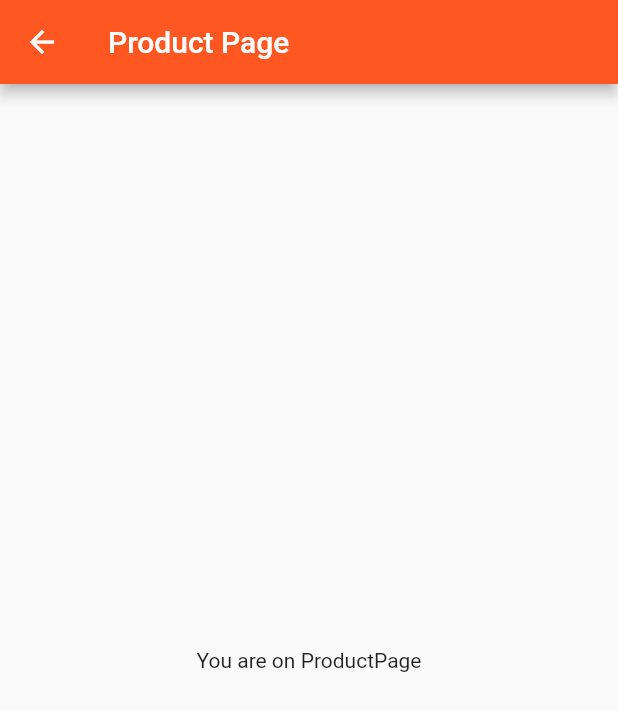
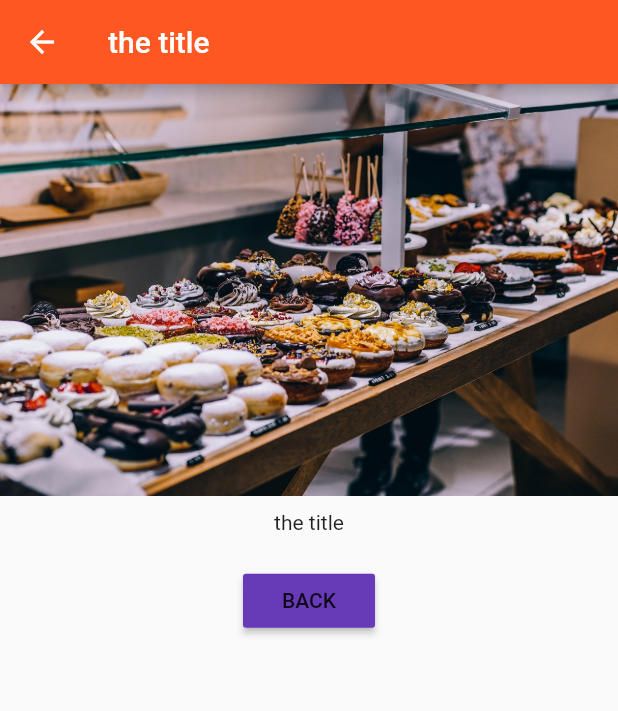
Before and after one commit to ofu997/flutter1, a Flutter app: the screen it shows after launch, after a tap on "Add product", after a tap on "Details", on a phone screen of 412 x 824 dp. Shown: the top 711 px of the screen. Run offline on Flutter 3.47's test engine with Material 2 defaults, Android fonts, the phone set to English and light mode, and no system bars.

Commit message:
styling, change products in class Products to a final List<Map<String,sString>> for dynamic data

```diff
--- a/lib/ProductControl.dart
+++ b/lib/ProductControl.dart
@@ -12,7 +12,8 @@ class ProductControl extends StatelessWidget{
       return RaisedButton(
         color: Theme.of(context).primaryColor,
         onPressed: () {
-          addProduct(pcCount.toString() + ') ' + 'timestamp: ' + DateTime.now().toIso8601String() + '. Here is a picture of sweets');
+          //addProduct(pcCount.toString() + ') ' + 'timestamp: ' + DateTime.now().toIso8601String() + '. Here is a picture of sweets');
+          addProduct({'one':"val one", 'image':'assets/food.jpg', 'title':'the title'});
         },
         child: Text("Add product"),
       );
--- a/lib/pages/product.dart
+++ b/lib/pages/product.dart
@@ -1,15 +1,41 @@
 import 'package:flutter/material.dart';
 
-class ProductPage extends StatelessWidget{
+class ProductPage extends StatelessWidget {
+  final String title;
+  final String imageUrl;
+
+  ProductPage(this.title, this.imageUrl);
+
   @override
-    Widget build(BuildContext context) {
-      // TODO: implement build
-      return  Scaffold(
-        // we can put UI elements here
+  Widget build(BuildContext context) {
+    // TODO: implement build
+    return Scaffold(// we can put UI elements here
         appBar: AppBar(
-          title: Text('Product Page'),
+          title: Text(title),
         ),
-        body: Center(child: Text('You are on ProductPage'),) // an argument here would override the one in Constructor
-      );;
-    }
+        body: Column(
+          // mainAxisAlignment: MainAxisAlignment.center,// vertical centering
+          crossAxisAlignment: CrossAxisAlignment.center,
+          children: <Widget>[
+            Image.asset(imageUrl),
+            Container(
+              padding: EdgeInsets.all(10.0),
+              child: Text(title),
+            ),
+            Container(
+                padding: EdgeInsets.all(10.0),
+                child: RaisedButton(
+                  color: Theme.of(context).accentColor,
+                  child: Text('BACK'),
+                  onPressed: () {
+                    Navigator.pop(context);
+                  },
+                )
+            ),
+            // makes a Back button like the automated one seen in AppBar
+          ],
+        )
+        // Center(child: Text('You are on ProductPage'),) // an argument here would override the one in Constructor
+      );
+  }
 }
--- a/lib/product_manager.dart
+++ b/lib/product_manager.dart
@@ -4,14 +4,12 @@ import './products.dart';
 import './ProductControl.dart';
 
 class ProductManager extends StatefulWidget {
-  final String startingProduct;
-  // when argument is in curly brackets we can define it more clearly
-  ProductManager({this.startingProduct}){//putting a {} makes it a named argument
+  final Map<String,String> startingProduct;
+  ProductManager({this.startingProduct}){//putting a {} makes it a named argument // when argument is in curly brackets we can define it more clearly
     print('[ProductsManager state] Constructor');
   }
 
-  @override
-  // state object belongs to statefulwidget
+  @override // state object belongs to statefulwidget
   State<StatefulWidget> createState() {
     print('[ProductManager state] createState()');
     return _ProductManagerState();
@@ -19,7 +17,7 @@ class ProductManager extends StatefulWidget {
 }
 
 class _ProductManagerState extends State<ProductManager> {
-  List<String> _products = [];
+  List<Map<String, String>> _products = [];
   int count = 0;
   // this runs before BuildContext
   @override
@@ -37,7 +35,7 @@ class _ProductManagerState extends State<ProductManager> {
     super.didUpdateWidget(oldWidget);
   }
 
-  void _addsProducts(String product){
+  void _addsProducts(Map<String, String> product){
     setState(
       () {
         count++;
--- a/lib/products.dart
+++ b/lib/products.dart
@@ -3,8 +3,8 @@ import './pages/product.dart';
 
 class Products extends StatelessWidget {
   // final: the data is set from outside, triggers a build and replace
-  final List<String> products;
-  Products([this.products = const ['first']]){
+  final List<Map<String,String>> products;
+  Products([this.products]){
     print('[Products Widget] Constructor');
   }
 
@@ -12,8 +12,8 @@ class Products extends StatelessWidget {
     return Card(
                   child: Column(
                     children: <Widget>[
-                      Image.asset("assets/food.jpg"),
-                      Text(products[index]),
+                      Image.asset(products[index]['image']),
+                      Text(products[index]['title']),
                       ButtonBar(
                         alignment: MainAxisAlignment.center,
                         children: <Widget>[
@@ -22,7 +22,9 @@ class Products extends StatelessWidget {
                             onPressed: () => Navigator.push(
                               context,
                               MaterialPageRoute(
-                                builder: (BuildContext context) => ProductPage(),
+                                builder: (BuildContext context) => ProductPage(
+                                  products[index]['title'],products[index]['image']
+                                ),
                               ),
                             ),
                           ),
@@ -48,7 +50,7 @@ class Products extends StatelessWidget {
 
   @override
   Widget build(BuildContext context) {
-    print('[Products Widget] build()');
+    print('[Products Widget] build() ' + DateTime.now().toIso8601String());
     return _buildProductList();
   }
 }
```
